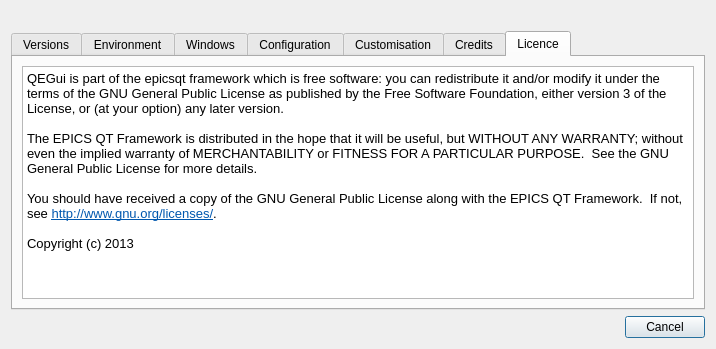
First picture: the form in applications/QEGuiApp/src/aboutDialog.ui, repository andrewrhyder/epicsqt, before the edit.
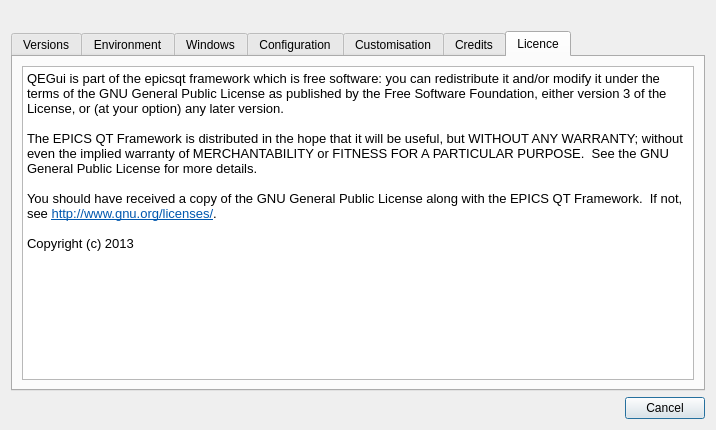
Second picture: the form after the edit. The open tabs and pages were chosen to show the change. Icons and pictures are not drawn.

Commit message: aboutDialog.ui - referance icon as a resourse, not a file; add Maia XM LRPC credit

The edit to the form file:
```diff
--- a/applications/QEGuiApp/src/aboutDialog.ui
+++ b/applications/QEGuiApp/src/aboutDialog.ui
@@ -7,7 +7,7 @@
     <x>0</x>
     <y>0</y>
     <width>716</width>
-    <height>349</height>
+    <height>430</height>
    </rect>
   </property>
   <property name="windowTitle">
@@ -297,7 +297,7 @@
        </item>
       </layout>
      </widget>
-     <widget class="QWidget" name="">
+     <widget class="QWidget" name="widget">
       <attribute name="title">
        <string>Customisation</string>
       </attribute>
@@ -429,11 +429,11 @@
 p, li { white-space: pre-wrap; }
 &lt;/style&gt;&lt;/head&gt;&lt;body style=&quot; font-family:'Sans Serif'; font-size:10pt; font-weight:400; font-style:normal;&quot;&gt;
 &lt;p style=&quot; margin-top:0px; margin-bottom:0px; margin-left:0px; margin-right:0px; -qt-block-indent:0; text-indent:0px;&quot;&gt;&lt;span style=&quot; color:#000000;&quot;&gt;QEGui is part of the &lt;/span&gt;epicsqt&lt;span style=&quot; color:#000000;&quot;&gt; framework which is free software: you can redistribute it and/or modify &lt;/span&gt;&lt;span style=&quot; font-family:'Courier New,courier'; color:#000000;&quot;&gt;it under the terms of the GNU General Public License as published by the Free Software Foundation, either version 3 of the License, or (at your option) any later version.&lt;/span&gt;&lt;/p&gt;
-&lt;p style=&quot;-qt-paragraph-type:empty; margin-top:0px; margin-bottom:0px; margin-left:0px; margin-right:0px; -qt-block-indent:0; text-indent:0px; font-family:'Courier New,courier'; color:#000000;&quot;&gt;&lt;/p&gt;
+&lt;p style=&quot;-qt-paragraph-type:empty; margin-top:0px; margin-bottom:0px; margin-left:0px; margin-right:0px; -qt-block-indent:0; text-indent:0px; font-family:'Courier New,courier'; color:#000000;&quot;&gt;&lt;br /&gt;&lt;/p&gt;
 &lt;p style=&quot; margin-top:0px; margin-bottom:0px; margin-left:0px; margin-right:0px; -qt-block-indent:0; text-indent:0px;&quot;&gt;&lt;span style=&quot; font-family:'Courier New,courier'; color:#000000;&quot;&gt;The EPICS QT Framework is distributed in the hope that it will be useful, but WITHOUT ANY WARRANTY; without even the implied warranty of MERCHANTABILITY or FITNESS FOR A PARTICULAR PURPOSE.  See the GNU General Public License for more details.&lt;/span&gt;&lt;/p&gt;
-&lt;p style=&quot;-qt-paragraph-type:empty; margin-top:0px; margin-bottom:0px; margin-left:0px; margin-right:0px; -qt-block-indent:0; text-indent:0px; font-family:'Courier New,courier'; color:#000000;&quot;&gt;&lt;/p&gt;
+&lt;p style=&quot;-qt-paragraph-type:empty; margin-top:0px; margin-bottom:0px; margin-left:0px; margin-right:0px; -qt-block-indent:0; text-indent:0px; font-family:'Courier New,courier'; color:#000000;&quot;&gt;&lt;br /&gt;&lt;/p&gt;
 &lt;p style=&quot; margin-top:0px; margin-bottom:0px; margin-left:0px; margin-right:0px; -qt-block-indent:0; text-indent:0px;&quot;&gt;&lt;span style=&quot; font-family:'Courier New,courier'; color:#000000;&quot;&gt;You should have received a copy of the GNU General Public License along with the EPICS QT Framework.  If not, see &lt;/span&gt;&lt;a href=&quot;http://www.gnu.org/licenses/&quot;&gt;&lt;span style=&quot; text-decoration: underline; color:#0057ae;&quot;&gt;http://www.gnu.org/licenses/&lt;/span&gt;&lt;/a&gt;&lt;span style=&quot; font-family:'Courier New,courier'; color:#000000;&quot;&gt;.&lt;/span&gt;&lt;/p&gt;
-&lt;p style=&quot;-qt-paragraph-type:empty; margin-top:0px; margin-bottom:0px; margin-left:0px; margin-right:0px; -qt-block-indent:0; text-indent:0px; font-family:'Courier New,courier'; color:#000000;&quot;&gt;&lt;/p&gt;
+&lt;p style=&quot;-qt-paragraph-type:empty; margin-top:0px; margin-bottom:0px; margin-left:0px; margin-right:0px; -qt-block-indent:0; text-indent:0px; font-family:'Courier New,courier'; color:#000000;&quot;&gt;&lt;br /&gt;&lt;/p&gt;
 &lt;p style=&quot; margin-top:0px; margin-bottom:0px; margin-left:0px; margin-right:0px; -qt-block-indent:0; text-indent:0px;&quot;&gt;&lt;span style=&quot; font-family:'Courier New,courier'; color:#000000;&quot;&gt;Copyright (c) 2013&lt;/span&gt;&lt;/p&gt;&lt;/body&gt;&lt;/html&gt;</string>
          </property>
         </widget>
```
Left out of the diff: 10 changed lines with no effect on the pictures.
